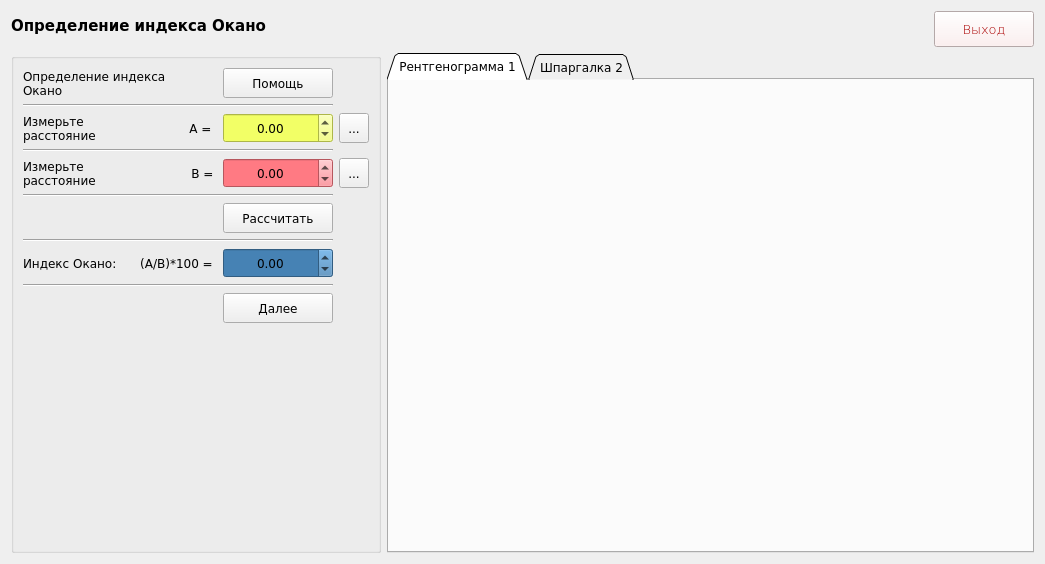
This is Medic/forms/ui/form2.ui in W3STi/Medical-calculate-programm as Qt 5 draws it before an edit. The edited form follows.
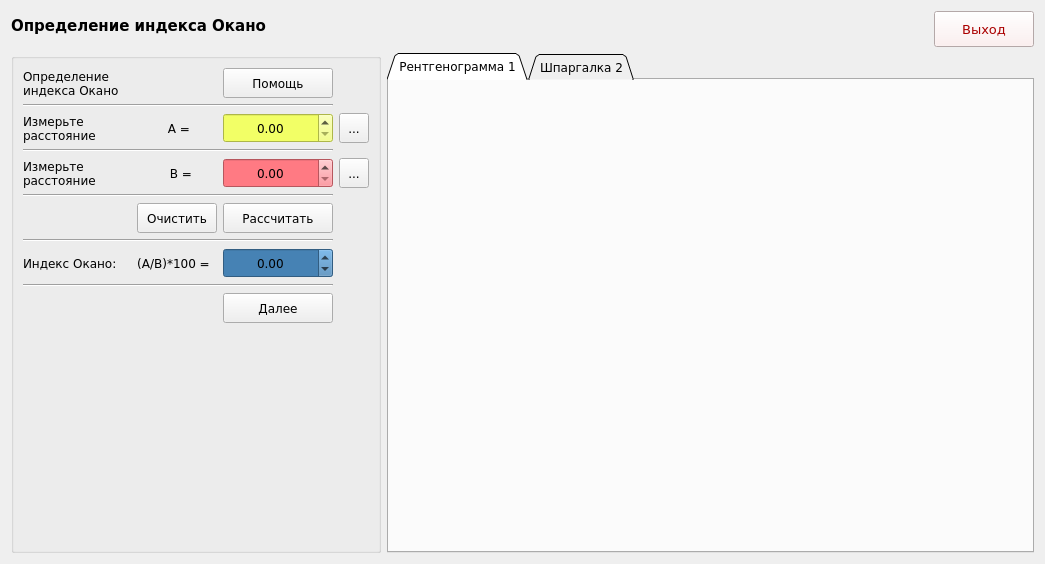
This is the edited form.

The edit to the form file:
```diff
--- a/Medic/forms/ui/form2.ui
+++ b/Medic/forms/ui/form2.ui
@@ -58,7 +58,6 @@
       <font>
        <family>Verdana</family>
        <pointsize>10</pointsize>
-       <weight>9</weight>
        <italic>false</italic>
        <bold>false</bold>
       </font>
@@ -246,7 +245,7 @@
          <set>Qt::AlignCenter</set>
         </property>
         <property name="minimum">
-         <double>-10000.000000000000000</double>
+         <double>0.000000000000000</double>
         </property>
         <property name="maximum">
          <double>10000.000000000000000</double>
@@ -277,7 +276,7 @@
          <set>Qt::AlignCenter</set>
         </property>
         <property name="minimum">
-         <double>-10000.000000000000000</double>
+         <double>0.000000000000000</double>
         </property>
         <property name="maximum">
          <double>10000.000000000000000</double>
@@ -547,6 +546,19 @@
         </property>
        </widget>
       </item>
+      <item row="9" column="3">
+       <widget class="QPushButton" name="pushButton">
+        <property name="minimumSize">
+         <size>
+          <width>30</width>
+          <height>30</height>
+         </size>
+        </property>
+        <property name="text">
+         <string>Очистить</string>
+        </property>
+       </widget>
+      </item>
      </layout>
     </widget>
    </item>
```
Left out of the diff: 1 changed line with no effect on the pictures.
